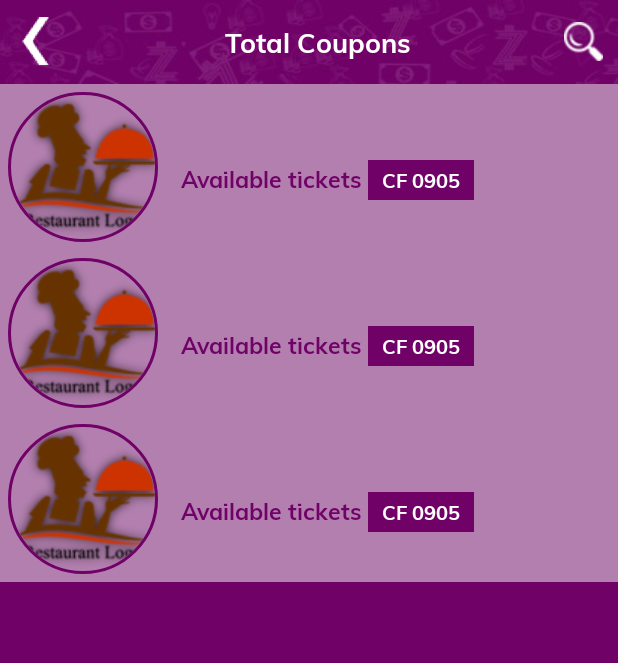
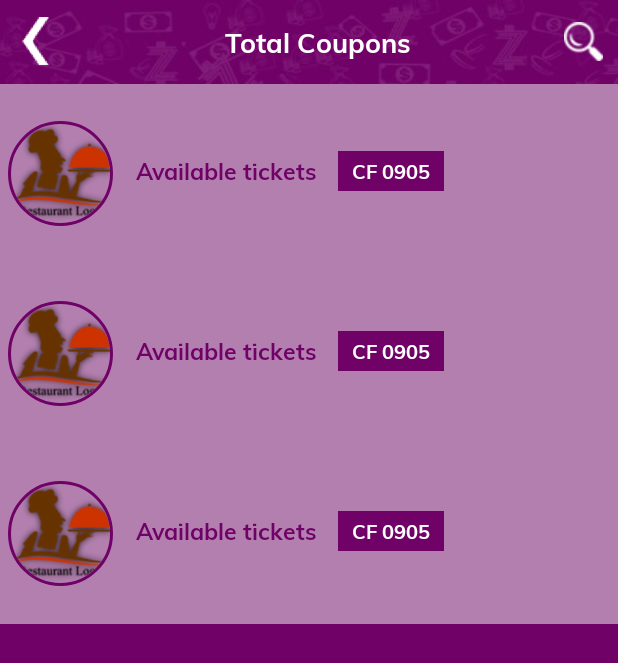
Before and after one commit to navjotrana28/bezatRetailer, an Android app: the TotalCoupons screen opened directly, with no data from a screen before it, on a phone screen of 412 x 824 dp. Shown: the top 663 px of the screen. Run offline under Robolectric (Android 15) with nearby library versions, the phone set to English and light mode, and no system bars; our stand-ins replace CircleImageView, sdp/ssp sizes; network calls fail.

Commit message:
prizes bug fix

```diff
--- a/app/src/main/res/layout/total_coupon_item.xml
+++ b/app/src/main/res/layout/total_coupon_item.xml
@@ -1,7 +1,7 @@
 <?xml version="1.0" encoding="utf-8"?>
 <LinearLayout xmlns:android="http://schemas.android.com/apk/res/android"
 		android:layout_width="match_parent"
-		android:layout_height="wrap_content"
+		android:layout_height="120dp"
 		xmlns:app="http://schemas.android.com/apk/res-auto"
 		android:background="@color/lightest_grey"
 		android:orientation="horizontal"
@@ -9,8 +9,8 @@
 
 	<de.hdodenhof.circleimageview.CircleImageView
 			android:id="@+id/imgCoupon"
-			android:layout_width="100dp"
-			android:layout_height="100dp"
+			android:layout_width="70dp"
+			android:layout_height="70dp"
 			android:layout_gravity="center"
 			android:src="@drawable/restaurantdummy"
 			app:civ_border_color="@color/colorPrimary"
@@ -46,7 +46,8 @@
 		<LinearLayout
 				android:layout_width="match_parent"
 				android:layout_height="wrap_content"
-				android:layout_marginTop="@dimen/_35sdp"
+				android:gravity="center_vertical"
+				android:layout_marginTop="@dimen/_30sdp"
 				android:orientation="horizontal">
 
 			<TextView
@@ -60,6 +61,7 @@
 			<TextView
 					android:id="@+id/availTicket"
 					android:layout_width="wrap_content"
+					android:layout_marginStart="10dp"
 					android:layout_height="wrap_content"
 					android:background="@color/colorPrimary"
 					android:fontFamily="@font/muli_bold"
```
